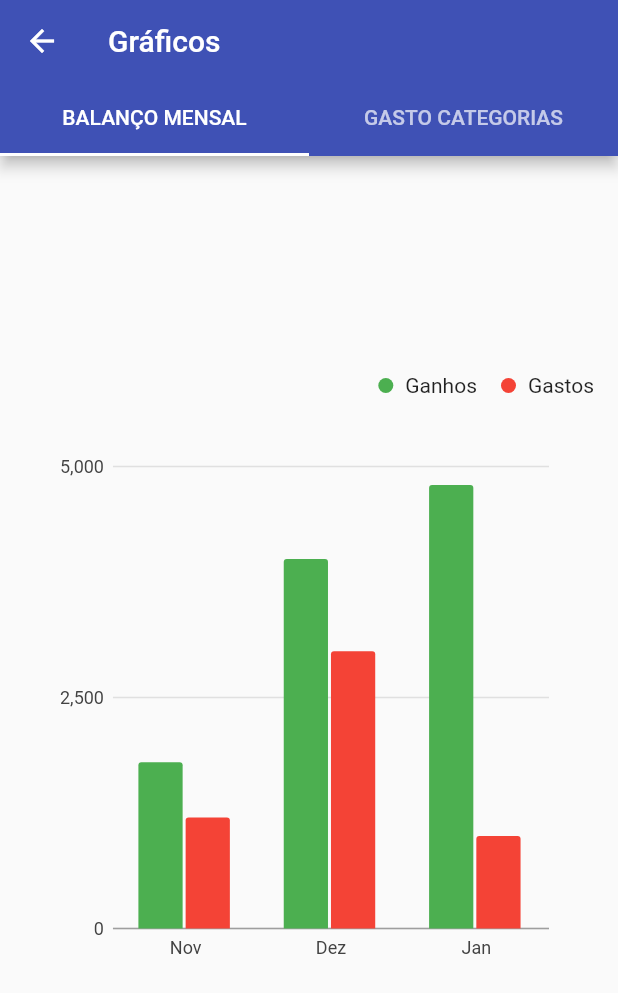
After one commit to joao1559/bill_app, a Flutter app: the Graficos screen opened directly, on a phone screen of 412 x 824 dp. The commit adds this screen. Shown: the top 993 px of the screen. Run offline on Flutter 3.47's test engine with Material 2 defaults, Android fonts, the phone set to English and light mode, and no system bars; our stand-ins replace bottom_navy_bar, charts_flutter, flutter_colorpicker, flutter_masked_text, flutter_speed_dial and 1 more; missing offline and left inert: dart:ffi, flutter_circular_chart, flutter_iconpicker, loading; accounts and stored records are empty; network calls fail; statements that could not run were skipped.

Commit message:
Adding charts

```diff
--- a/lib/ui/screens/cadastro_movimentacao.dart
+++ b/lib/ui/screens/cadastro_movimentacao.dart
@@ -92,6 +92,8 @@ class _CadastroMovimentacaoState extends State<CadastroMovimentacao> {
     var value = _valorController.numberValue;
     var dateList = _dateController.text.split('/');
     var date = dateList.reversed.join('-');
+
+    print(value);
 
     http.Response response = await http.post(
       'https://bill-financial-assistant-api.herokuapp.com/transactions',
@@ -195,6 +197,7 @@ class _CadastroMovimentacaoState extends State<CadastroMovimentacao> {
                         validator: (value) {
                           var valueParsed = double.parse(value
                               .replaceAll('R\$ ', '')
+                              .replaceAll('.', '')
                               .replaceAll(',', '.'));
 
                           if (valueParsed <= 0) {
--- /dev/null
+++ b/lib/ui/screens/opcoes/graficos/graficos.dart
@@ -0,0 +1,353 @@
+import 'dart:ffi';
+
+import 'package:flutter/material.dart';
+import 'package:charts_flutter/flutter.dart' as charts;
+import 'package:flutter_circular_chart/flutter_circular_chart.dart';
+
+final List<List<CircularStackEntry>> _quarterlyProfitPieData = [
+  <CircularStackEntry>[
+    new CircularStackEntry(
+      <CircularSegmentEntry>[
+        new CircularSegmentEntry(600.0, Colors.red[200], rankKey: 'Q1'),
+        new CircularSegmentEntry(800.0, Colors.green[200], rankKey: 'Q2'),
+        new CircularSegmentEntry(2000.0, Colors.blue[200], rankKey: 'Q3'),
+        new CircularSegmentEntry(1600.0, Colors.yellow[200], rankKey: 'Q4'),
+      ],
+      rankKey: 'Quarterly Profits',
+    ),
+  ],
+];
+
+class Graficos extends StatefulWidget {
+  @override
+  _GraficosState createState() => _GraficosState();
+}
+
+class ClicksPerYear {
+  final String year;
+  final double clicks;
+  final charts.Color color;
+
+  ClicksPerYear(this.year, this.clicks, Color color)
+      : this.color = charts.Color(
+            r: color.red, g: color.green, b: color.blue, a: color.alpha);
+}
+
+class _GraficosState extends State<Graficos> {
+  final GlobalKey<AnimatedCircularChartState> _chartKey =
+      new GlobalKey<AnimatedCircularChartState>();
+  final _chartSize = const Size(300.0, 300.0);
+  int sampleIndex = 0;
+
+  @override
+  Widget build(BuildContext context) {
+    return DefaultTabController(
+      length: 2,
+      child: Scaffold(
+        appBar: AppBar(
+          title: Text('Gráficos'),
+          bottom: TabBar(
+            indicatorColor: Colors.white,
+            tabs: [
+              Container(
+                padding: EdgeInsets.all(16),
+                child: Text('BALANÇO MENSAL'),
+              ),
+              Container(
+                padding: EdgeInsets.all(16),
+                child: Text('GASTO CATEGORIAS'),
+              ),
+            ],
+          ),
+        ),
+        body: TabBarView(
+          children: [
+            // Gastos
+            Column(
+              mainAxisAlignment: MainAxisAlignment.center,
+              children: [
+                Center(
+                  child: Column(
+                    mainAxisAlignment: MainAxisAlignment.center,
+                    children: <Widget>[
+                      Row(
+                        mainAxisAlignment: MainAxisAlignment.end,
+                        children: [
+                          Container(
+                            width: 10,
+                            height: 10,
+                            decoration: BoxDecoration(
+                              borderRadius:
+                                  BorderRadius.all(Radius.circular(100)),
+                              color: Colors.green,
+                            ),
+                          ),
+                          Padding(
+                            padding: const EdgeInsets.only(left: 8, right: 16),
+                            child: Text('Ganhos'),
+                          ),
+                          Container(
+                            width: 10,
+                            height: 10,
+                            decoration: BoxDecoration(
+                              borderRadius:
+                                  BorderRadius.all(Radius.circular(100)),
+                              color: Colors.red,
+                            ),
+                          ),
+                          Padding(
+                            padding: const EdgeInsets.only(left: 8, right: 16),
+                            child: Text('Gastos'),
+                          ),
+                        ],
+                      ),
+                      Padding(
+                        padding: EdgeInsets.all(32.0),
+                        child: SizedBox(
+                          height: 350.0,
+                          child: charts.BarChart(
+                            [
+                              charts.Series(
+                                domainFn: (dynamic clickData, _) =>
+                                    clickData.year,
+                                measureFn: (dynamic clickData, _) =>
+                                    clickData.clicks,
+                                colorFn: (dynamic clickData, _) =>
+                                    clickData.color,
+                                id: 'Clicks',
+                                data: [
+                                  ClicksPerYear('Nov', 1800, Colors.green),
+                                  ClicksPerYear('Dez', 4000, Colors.green),
+                                  ClicksPerYear('Jan', 4800, Colors.green),
+                                ],
+                              ),
+                              charts.Series(
+                                domainFn: (dynamic clickData, _) =>
+                                    clickData.year,
+                                measureFn: (dynamic clickData, _) =>
+                                    clickData.clicks,
+                                colorFn: (dynamic clickData, _) =>
+                                    clickData.color,
+                                id: 'Clicks',
+                                data: [
+                                  ClicksPerYear('Nov', 1200, Colors.red),
+                                  ClicksPerYear('Dez', 3000, Colors.red),
+                                  ClicksPerYear('Jan', 1000, Colors.red),
+                                ],
+                              ),
+                            ],
+                            animate: true,
+                            barGroupingType: charts.BarGroupingType.grouped,
+                          ),
+                        ),
+                      ),
+                    ],
+                  ),
+                ),
+              ],
+            ),
+
+            // Ganhos
+            Column(
+              mainAxisAlignment: MainAxisAlignment.center,
+              children: [
+                Center(
+                  child: new AnimatedCircularChart(
+                    key: _chartKey,
+                    size: _chartSize,
+                    initialChartData: _quarterlyProfitPieData[0],
+                    chartType: CircularChartType.Pie,
+                  ),
+                ),
+                Padding(
+                  padding: const EdgeInsets.fromLTRB(32, 32, 32, 16),
+                  child: Row(
+                    mainAxisAlignment: MainAxisAlignment.spaceBetween,
+                    children: [
+                      Row(
+                        children: [
+                          Container(
+                            width: 10,
+                            height: 10,
+                            decoration: BoxDecoration(
+                              borderRadius:
+                                  BorderRadius.all(Radius.circular(100)),
+                              color: Colors.red[200],
+                            ),
+                          ),
+                          Padding(
+                            padding: const EdgeInsets.only(left: 8),
+                            child: Text(
+                              'Contas',
+                              style: TextStyle(color: Colors.grey),
+                            ),
+                          ),
+                        ],
+                      ),
+                      Row(
+                        children: [
+                          Padding(
+                            padding: const EdgeInsets.only(left: 8),
+                            child: Text(
+                              'R\$ 600,00',
+                              style: TextStyle(fontWeight: FontWeight.bold),
+                            ),
+                          ),
+                          Padding(
+                            padding: const EdgeInsets.only(left: 8),
+                            child: Text(
+                              '(12%)',
+                              style: TextStyle(color: Colors.grey),
+                            ),
+                          ),
+                        ],
+                      ),
+                    ],
+                  ),
+                ),
+                Padding(
+                  padding: const EdgeInsets.fromLTRB(32, 16, 32, 16),
+                  child: Row(
+                    mainAxisAlignment: MainAxisAlignment.spaceBetween,
+                    children: [
+                      Row(
+                        children: [
+                          Container(
+                            width: 10,
+                            height: 10,
+                            decoration: BoxDecoration(
+                              borderRadius:
+                                  BorderRadius.all(Radius.circular(100)),
+                              color: Colors.green[200],
+                            ),
+                          ),
+                          Padding(
+                            padding: const EdgeInsets.only(left: 8),
+                            child: Text(
+                              'Casa',
+                              style: TextStyle(color: Colors.grey),
+                            ),
+                          ),
+                        ],
+                      ),
+                      Row(
+                        children: [
+                          Padding(
+                            padding: const EdgeInsets.only(left: 8),
+                            child: Text(
+                              'R\$ 800,00',
+                              style: TextStyle(fontWeight: FontWeight.bold),
+                            ),
+                          ),
+                          Padding(
+                            padding: const EdgeInsets.only(left: 8),
+                            child: Text(
+                              '(16%)',
+                              style: TextStyle(color: Colors.grey),
+                            ),
+                          ),
+                        ],
+                      ),
+                    ],
+                  ),
+                ),
+                Padding(
+                  padding: const EdgeInsets.fromLTRB(32, 16, 32, 16),
+                  child: Row(
+                    mainAxisAlignment: MainAxisAlignment.spaceBetween,
+                    children: [
+                      Row(
+                        children: [
+                          Container(
+                            width: 10,
+                            height: 10,
+                            decoration: BoxDecoration(
+                              borderRadius:
+                                  BorderRadius.all(Radius.circular(100)),
+                              color: Colors.blue[200],
+                            ),
+                          ),
+                          Padding(
+                            padding: const EdgeInsets.only(left: 8),
+                            child: Text(
+                              'Educação',
+                              style: TextStyle(color: Colors.grey),
+                            ),
+                          ),
+                        ],
+                      ),
+                      Row(
+                        children: [
+                          Padding(
+                            padding: const EdgeInsets.only(left: 8),
+                            child: Text(
+                              'R\$ 2.000,00',
+                              style: TextStyle(fontWeight: FontWeight.bold),
+                            ),
+                          ),
+                          Padding(
+                            padding: const EdgeInsets.only(left: 8),
+                            child: Text(
+                              '(40%)',
+                              style: TextStyle(color: Colors.grey),
+                            ),
+                          ),
+                        ],
+                      ),
+                    ],
+                  ),
+                ),
+                Padding(
+                  padding: const EdgeInsets.fromLTRB(32, 16, 32, 16),
+                  child: Row(
+                    mainAxisAlignment: MainAxisAlignment.spaceBetween,
+                    children: [
+                      Row(
+                        children: [
+                          Container(
+                            width: 10,
+                            height: 10,
+                            decoration: BoxDecoration(
+                              borderRadius:
+                                  BorderRadius.all(Radius.circular(100)),
+                              color: Colors.yellow,
+                            ),
+                          ),
+                          Padding(
+                            padding: const EdgeInsets.only(left: 8),
+                            child: Text(
+                              'Transporte',
+                              style: TextStyle(color: Colors.grey),
+                            ),
+                          ),
+                        ],
+                      ),
+                      Row(
+                        children: [
+                          Padding(
+                            padding: const EdgeInsets.only(left: 8),
+                            child: Text(
+                              'R\$ 1.600,00',
+                              style: TextStyle(fontWeight: FontWeight.bold),
+                            ),
+                          ),
+                          Padding(
+                            padding: const EdgeInsets.only(left: 8),
+                            child: Text(
+                              '(32%)',
+                              style: TextStyle(color: Colors.grey),
+                            ),
+                          ),
+                        ],
+                      ),
+                    ],
+                  ),
+                ),
+              ],
+            ),
+          ],
+        ),
+      ),
+    );
+  }
+}
--- a/lib/ui/screens/opcoes/opcoes.dart
+++ b/lib/ui/screens/opcoes/opcoes.dart
@@ -1,6 +1,7 @@
 import 'package:bill_app/ui/screens/login.dart';
 import 'package:bill_app/ui/screens/opcoes/categorias/categorias.dart';
 import 'package:bill_app/ui/screens/opcoes/contas/contas.dart';
+import 'package:bill_app/ui/screens/opcoes/graficos/graficos.dart';
 import 'package:flutter/material.dart';
 import 'package:shared_preferences/shared_preferences.dart';
 
@@ -31,6 +32,14 @@ class Opcoes extends StatelessWidget {
             },
           ),
           ListTile(
+            leading: Icon(Icons.trending_up),
+            title: Text('Gráficos'),
+            onTap: () {
+              Navigator.push(
+                  context, MaterialPageRoute(builder: (context) => Graficos()));
+            },
+          ),
+          ListTile(
             leading: Icon(Icons.star),
             title: Text('Metas e Objetivos'),
           ),
--- a/pubspec.yaml
+++ b/pubspec.yaml
@@ -34,6 +34,8 @@ dependencies:
   flutter_colorpicker: ^0.3.4
   flutter_iconpicker: ^2.1.2
   loading: ^1.0.2
+  charts_flutter: ^0.9.0
+  flutter_circular_chart: ^0.1.0
 
 dev_dependencies:
   flutter_test:
```
Also changed, not shown: pubspec.lock.
